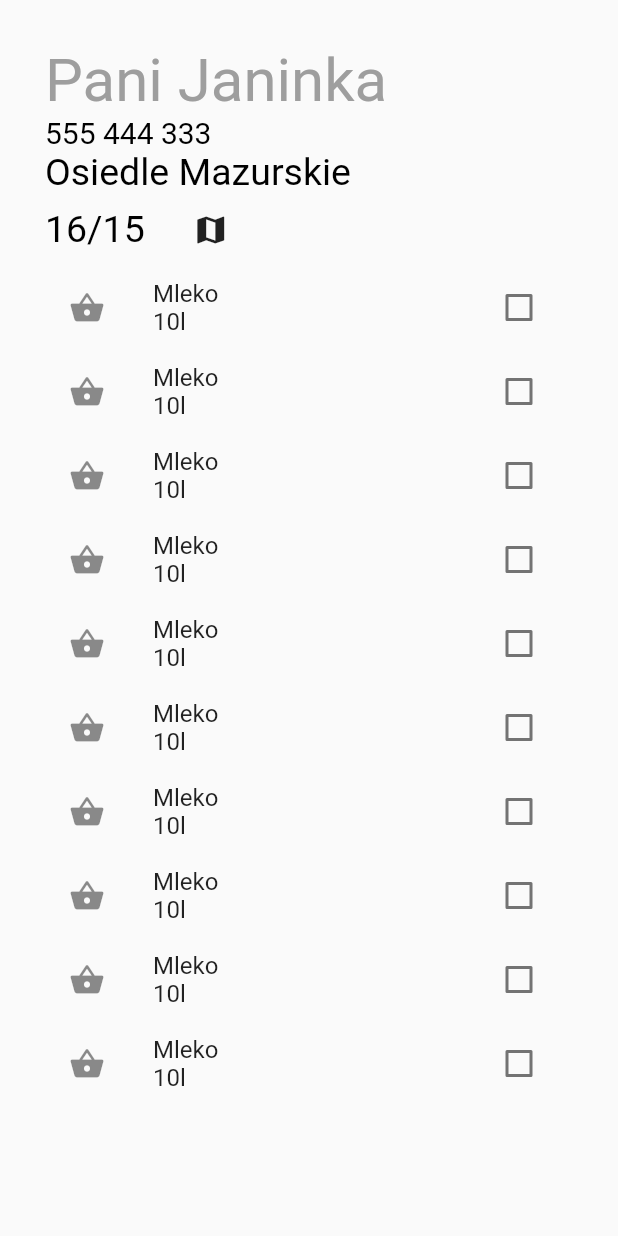
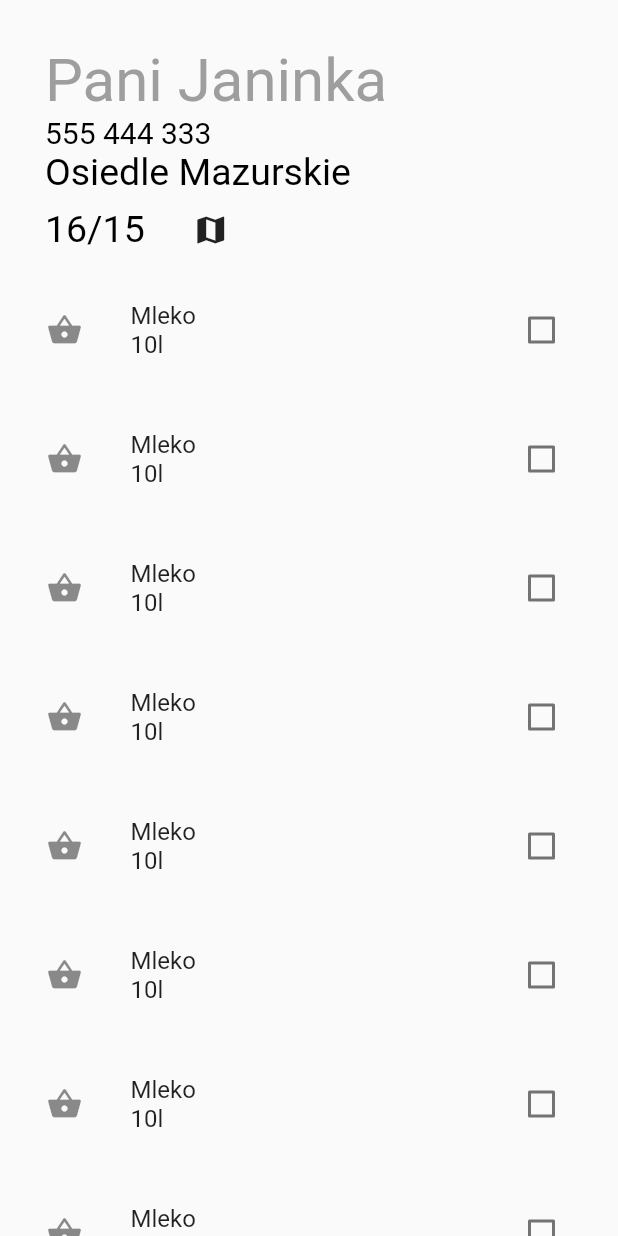
Before and after one commit to kamilbakierzynski/flutter_zostawpoddrzwiami, a Flutter app: the CurrentRequest screen opened by its route, on a phone screen of 412 x 824 dp. Run offline on Flutter 3.47's test engine with Material 2 defaults, Android fonts, the phone set to English and light mode, and no system bars; our stand-ins replace cloud_firestore, firebase_auth, flutter_spinkit, geolocator, toast; missing offline and left inert: shortid; accounts and stored records are empty.

Commit message:
padding in current request fixed

```diff
--- a/lib/screens/current_request.dart
+++ b/lib/screens/current_request.dart
@@ -1,3 +1,4 @@
+import 'package:flutter/cupertino.dart';
 import 'package:flutter/material.dart';
 import 'package:url_launcher/url_launcher.dart';
 
@@ -24,8 +25,13 @@ class _CurrentRequestState extends State<CurrentRequest> {
   Widget build(BuildContext context) {
     return Scaffold(
         body: Container(
-      padding: const EdgeInsets.all(30),
       child: Column(
+        children: <Widget>[
+          Container(
+            padding: EdgeInsets.only(left: 30, top: 30, right: 30),
+            child: Column(
+              children: <Widget>[
+                Column(
                   children: <Widget>[
                     Text(
                       name,
@@ -41,7 +47,11 @@ class _CurrentRequestState extends State<CurrentRequest> {
                         fontSize: 20,
                       ),
                     ),
-          Column(children: <Widget>[
+                  ],
+                  crossAxisAlignment: CrossAxisAlignment.start,
+                ),
+                Container(
+                  child: Column(children: <Widget>[
                     FittedBox(
                       child: Text(
                         street,
@@ -66,11 +76,18 @@ class _CurrentRequestState extends State<CurrentRequest> {
                       ],
                     ),
                   ], crossAxisAlignment: CrossAxisAlignment.start),
+                ),
+              ],
+              crossAxisAlignment: CrossAxisAlignment.start,
+            ),
+          ),
           Expanded(
             child: ListView.builder(
                 itemCount: rows,
                 itemBuilder: (context, index) {
-                  return CheckboxListTile(
+                  return Container(
+                    padding: const EdgeInsets.all(15),
+                    child: CheckboxListTile(
                       value: checkbox_value,
                       title: Column(
                         children: <Widget>[
@@ -86,6 +103,7 @@ class _CurrentRequestState extends State<CurrentRequest> {
                       },
                       secondary: const Icon(Icons.shopping_basket),
                       //trailing: Icon(Icons.more_vert),
+                    ),
                   );
                 }),
           ),
```
Lines whose indentation alone changed are shown as unchanged.
